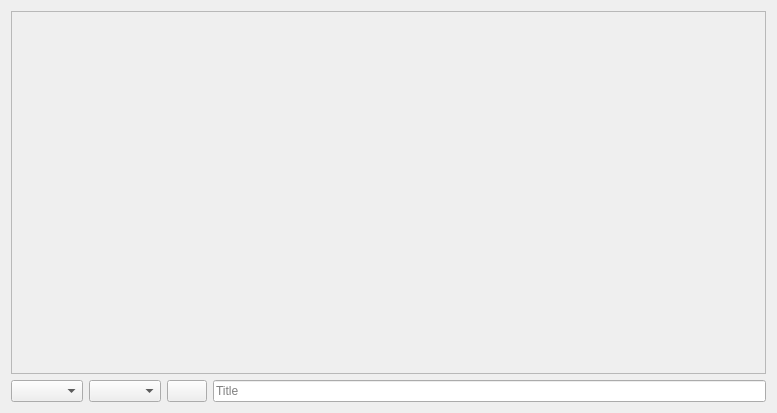
This is copaspedia.ui in selesdepselesnul/copas_pedia as Qt 5 draws it before an edit. The edited form follows.
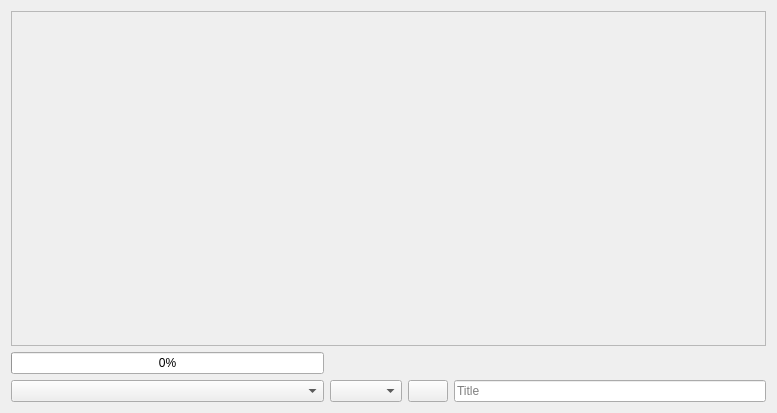
This is the edited form.

```diff
--- a/copaspedia.ui
+++ b/copaspedia.ui
@@ -20,6 +20,26 @@
    <string>CopasPedia</string>
   </property>
   <layout class="QGridLayout" name="gridLayout">
+   <item row="2" column="2">
+    <widget class="QPushButton" name="about_button">
+     <property name="text">
+      <string/>
+     </property>
+    </widget>
+   </item>
+   <item row="2" column="1">
+    <widget class="QComboBox" name="lang_combo_box"/>
+   </item>
+   <item row="2" column="3">
+    <widget class="QLineEdit" name="title_line_edit">
+     <property name="placeholderText">
+      <string>Title</string>
+     </property>
+    </widget>
+   </item>
+   <item row="2" column="0">
+    <widget class="QComboBox" name="page_combo_box"/>
+   </item>
    <item row="0" column="0" colspan="4">
     <widget class="QTextBrowser" name="content_text_browser">
      <property name="enabled">
@@ -47,22 +67,9 @@
     </widget>
    </item>
    <item row="1" column="0">
-    <widget class="QComboBox" name="page_combo_box"/>
-   </item>
-   <item row="1" column="1">
-    <widget class="QComboBox" name="lang_combo_box"/>
-   </item>
-   <item row="1" column="3">
-    <widget class="QLineEdit" name="title_line_edit">
-     <property name="placeholderText">
-      <string>Title</string>
-     </property>
-    </widget>
-   </item>
-   <item row="1" column="2">
-    <widget class="QPushButton" name="about_button">
-     <property name="text">
-      <string/>
+    <widget class="QProgressBar" name="load_progressbar">
+     <property name="value">
+      <number>0</number>
      </property>
     </widget>
    </item>
```
